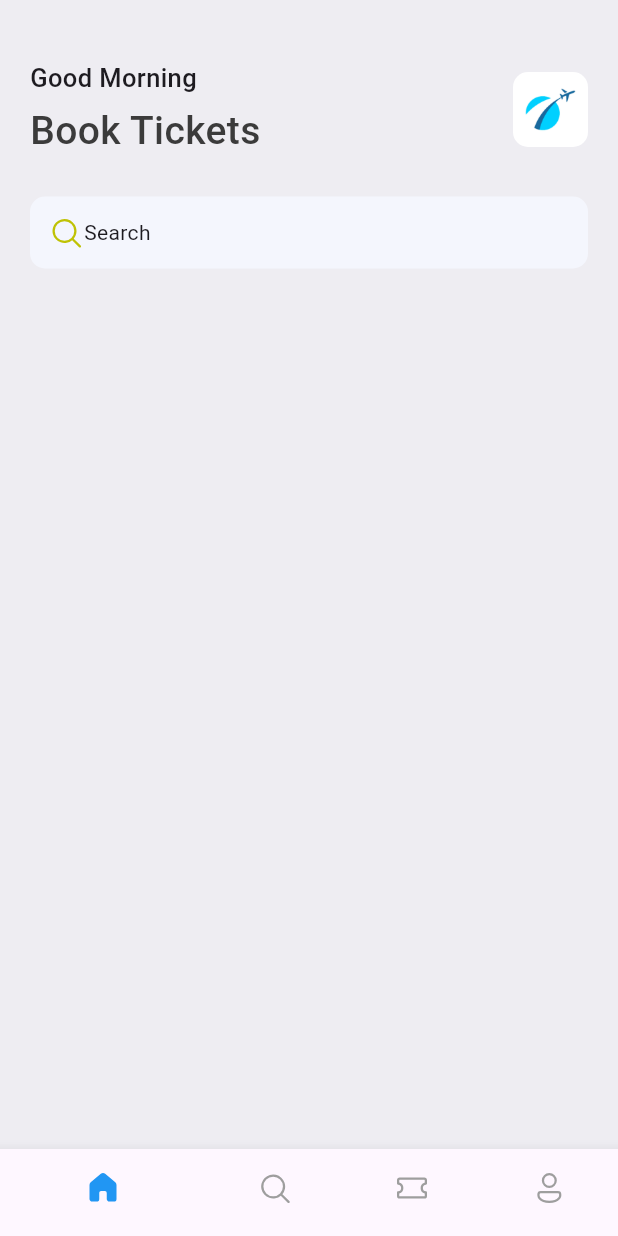
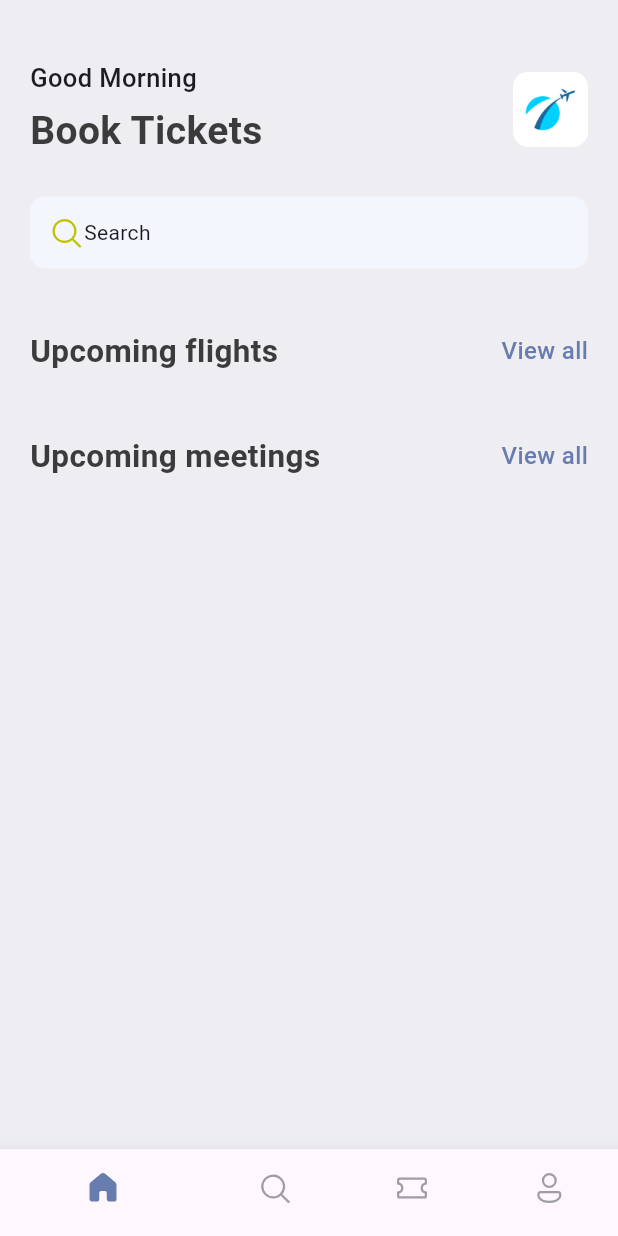
Before and after one commit to KaungMinSett/ticket_app, a Flutter app: the screen it shows after launch, on a phone screen of 412 x 824 dp. Run offline on Flutter 3.47's test engine with Material 3 defaults, Android fonts, the phone set to English and light mode, and no system bars; our stand-ins replace fluentui_icons.

Commit message:
created reuseable widget

```diff
--- a/lib/base/bottom_nav_bar.dart
+++ b/lib/base/bottom_nav_bar.dart
@@ -1,6 +1,7 @@
 import 'package:fluentui_icons/fluentui_icons.dart';
 import 'package:flutter/cupertino.dart';
 import 'package:flutter/material.dart';
+import 'package:ticket_app/base/res/styles/app_styles.dart';
 import 'package:ticket_app/screens/home_screen.dart';
 
 class BottomNavBar extends StatefulWidget {
@@ -34,7 +35,7 @@ class _BottomNavBarState extends State<BottomNavBar> {
       bottomNavigationBar: BottomNavigationBar(
         currentIndex: _selectedIndex,
         onTap: _onItemTapped,
-        selectedItemColor: Colors.blue,
+        selectedItemColor: AppStyles.primaryColor,
         unselectedItemColor: Colors.grey,
         showSelectedLabels: false,
         items: const [
--- a/lib/base/res/styles/app_styles.dart
+++ b/lib/base/res/styles/app_styles.dart
@@ -5,16 +5,30 @@ Color primary = const Color(0xff687daf);
 class AppStyles {
   static Color primaryColor = primary;
   static Color textColor = const Color(0xff3b3b3b);
+  static Color bgColor = const Color(0xffeeedf2);
+
 
   static TextStyle headlineStyle1 = TextStyle(
     fontSize: 26,
+    fontWeight: FontWeight.bold,
+    color: textColor,
+  );
+
+  static TextStyle headlineStyle2 =  TextStyle(
+    fontSize: 21,
+    fontWeight: FontWeight.bold,
+    color: textColor,
+
+  );
+  static TextStyle headlineStyle3 = const TextStyle(
+    fontSize: 17,
+    fontWeight: FontWeight.w500,
+  );
+
+  static TextStyle textStyle = TextStyle(
+    fontSize: 16,
     fontWeight: FontWeight.w500,
     color: textColor,
   );
 
-
-  static TextStyle headlineStyle3 = const TextStyle(
-    fontSize: 17,
-    fontWeight: FontWeight.w500,
-  );
 }
--- /dev/null
+++ b/lib/base/widgets/app_double_text.dart
@@ -0,0 +1,29 @@
+
+import 'package:flutter/cupertino.dart';
+import 'package:flutter/material.dart';
+import 'package:ticket_app/base/res/styles/app_styles.dart';
+
+class AppDoubleText extends StatelessWidget {
+  const AppDoubleText({super.key, required this.bigText, required this.smallText});
+  final String bigText;
+  final String smallText;
+
+  @override
+  Widget build(BuildContext context) {
+    return Row (
+      mainAxisAlignment: MainAxisAlignment.spaceBetween,
+      children: [
+        Text(bigText, style: AppStyles.headlineStyle2,),
+        InkWell(
+          onTap: (){
+
+          },
+          child: Text(smallText, style: AppStyles.textStyle.copyWith(
+            color: AppStyles.primaryColor
+          ),),
+        )
+
+      ],
+    );
+  }
+}
--- a/lib/main.dart
+++ b/lib/main.dart
@@ -11,12 +11,8 @@ class MyApp extends StatelessWidget {
 
   @override
   Widget build(BuildContext context) {
-    return MaterialApp(
-      title: 'Flutter Demo',
-      theme: ThemeData(
-        colorScheme: ColorScheme.fromSeed(seedColor: Colors.deepPurple),
-        useMaterial3: true,
-      ),
+    return const MaterialApp(
+     debugShowCheckedModeBanner: false,
       home: BottomNavBar(),
     );
   }
--- a/lib/screens/home_screen.dart
+++ b/lib/screens/home_screen.dart
@@ -3,6 +3,7 @@ import 'package:flutter/cupertino.dart';
 import 'package:flutter/material.dart';
 import 'package:ticket_app/base/res/media.dart';
 import 'package:ticket_app/base/res/styles/app_styles.dart';
+import 'package:ticket_app/base/widgets/app_double_text.dart';
 
 class HomeScreen extends StatelessWidget {
   const HomeScreen({super.key});
@@ -10,7 +11,7 @@ class HomeScreen extends StatelessWidget {
   @override
   Widget build(BuildContext context) {
     return Scaffold(
-      backgroundColor: Color(0xffeeedf2),
+      backgroundColor: AppStyles.bgColor,
       body: ListView(
         children: [
           const SizedBox(height: 40,),
@@ -71,10 +72,16 @@ class HomeScreen extends StatelessWidget {
                       Text("Search "),
                     ],
                   ),
-                )
+                ),
+                const SizedBox(height: 40,),
+                AppDoubleText(bigText: 'Upcoming flights',smallText: 'View all',),
+                const SizedBox(height: 40,),
+                AppDoubleText(bigText: 'Upcoming meetings',smallText: 'View all',)
+
               ],
             ),
-          )
+          ),
+
         ],
       ),
     );
```
